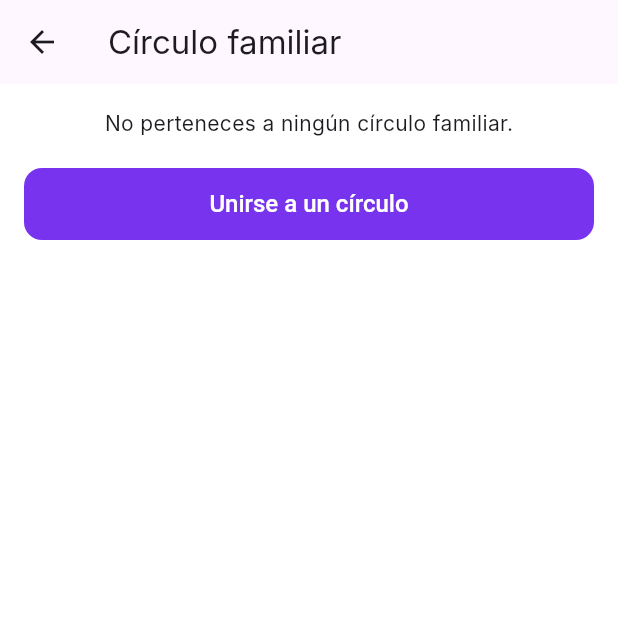
After one commit to LopakoCare/lopako-app, a Flutter app: the SettingsScreen screen opened directly, after a tap on "Círculos familiares", on a phone screen of 412 x 824 dp, the top half of it. The commit adds this screen. Run offline on Flutter 3.47's test engine with Material 3 defaults, Android fonts, the phone set to English and light mode, and no system bars; our stand-ins replace cloud_firestore, firebase_auth, firebase_core, font_awesome_flutter, google_sign_in; accounts and stored records are empty; generated files the repository leaves out were written again; Roboto replaces fonts that are missing (Inter).

Commit message:
Family circle setting on profile settings
Ahora se puede gestionar el grupo familiar desde los ajustes de usuario

```diff
--- /dev/null
+++ b/lib/features/settings/screens/family_circle_settings_screen.dart
@@ -0,0 +1,183 @@
+import 'package:cloud_firestore/cloud_firestore.dart';
+import 'package:firebase_auth/firebase_auth.dart';
+import 'package:flutter/material.dart';
+
+class FamilyCircleSettingsScreen extends StatefulWidget {
+  const FamilyCircleSettingsScreen({super.key});
+
+  @override
+  State<FamilyCircleSettingsScreen> createState() => _FamilyCircleSettingsScreenState();
+}
+
+class _FamilyCircleSettingsScreenState extends State<FamilyCircleSettingsScreen> {
+  final _firestore = FirebaseFirestore.instance;
+  final _auth = FirebaseAuth.instance;
+  final _codeController = TextEditingController();
+  bool _showJoinInput = false;
+  List<DocumentSnapshot> _userCircles = [];
+
+  @override
+  void initState() {
+    super.initState();
+    _loadUserCircles();
+  }
+
+  Future<void> _loadUserCircles() async {
+    final userRef = _firestore.collection('users').doc(_auth.currentUser!.uid);
+
+    final query = await _firestore
+        .collection('familiar_circle_routines')
+        .where('associated_users', arrayContains: userRef)
+        .get();
+
+    setState(() {
+      _userCircles = query.docs;
+    });
+  }
+
+  Future<void> _leaveCircle(String docId) async {
+    final userRef = _firestore.collection('users').doc(_auth.currentUser!.uid);
+
+    await _firestore.collection('familiar_circle_routines').doc(docId).update({
+      'associated_users': FieldValue.arrayRemove([userRef])
+    });
+
+    await _loadUserCircles(); // Refresh
+  }
+
+  Future<void> _joinCircle(String code) async {
+    final userRef = _firestore.collection('users').doc(_auth.currentUser!.uid);
+
+    final query = await _firestore
+        .collection('familiar_circle_routines')
+        .where('family_id', isEqualTo: code)
+        .limit(1)
+        .get();
+
+    if (query.docs.isEmpty) {
+      ScaffoldMessenger.of(context).showSnackBar(
+        const SnackBar(content: Text('Código no válido')),
+      );
+      return;
+    }
+
+    final doc = query.docs.first;
+
+    await _firestore.collection('familiar_circle_routines').doc(doc.id).update({
+      'associated_users': FieldValue.arrayUnion([userRef])
+    });
+
+    _codeController.clear();
+    setState(() => _showJoinInput = false);
+    await _loadUserCircles();
+  }
+
+  Future<List<Map<String, dynamic>>> _loadAssociatedUsers(List<dynamic> refs) async {
+    final results = <Map<String, dynamic>>[];
+
+    for (final ref in refs) {
+      if (ref is DocumentReference) {
+        final doc = await ref.get();
+        if (doc.exists) {
+          final data = doc.data() as Map<String, dynamic>;
+          results.add({
+            'name': data['name'] ?? '',
+            'email': data['email'] ?? '',
+            'bond': data['bond'] ?? '',
+          });
+        }
+      }
+    }
+
+    return results;
+  }
+
+
+  @override
+  Widget build(BuildContext context) {
+    return Scaffold(
+      appBar: AppBar(title: const Text('Círculo familiar')),
+      body: Padding(
+        padding: const EdgeInsets.all(16),
+        child: Column(
+          children: [
+            if (_userCircles.isNotEmpty)
+              Expanded(
+                child: ListView.builder(
+                  itemCount: _userCircles.length,
+                  itemBuilder: (context, index) {
+                    final data = _userCircles[index].data() as Map<String, dynamic>;
+                    return Card(
+                      child: ListTile(
+                        title: Text('Familia de ${data['patientName'] ?? 'Paciente'}'),
+                        subtitle: Column(
+                          crossAxisAlignment: CrossAxisAlignment.start,
+                          children: [
+                            Text('Código: ${data['family_id']}'),
+                            const SizedBox(height: 8),
+                            FutureBuilder<List<Map<String, dynamic>>>(
+                              future: _loadAssociatedUsers(data['associated_users']),
+                              builder: (context, snapshot) {
+                                if (!snapshot.hasData) return const Text('Cargando usuarios...');
+                                final users = snapshot.data!;
+                                return Column(
+                                  crossAxisAlignment: CrossAxisAlignment.start,
+                                  children: users.map((user) {
+                                    final name = user['name'];
+                                    final email = user['email'];
+                                    final bond = user['bond'];
+                                    return Text('👤 $name | $email | Rol: $bond');
+                                  }).toList(),
+                                );
+                              },
+                            ),
+                          ],
+                        ),
+                        trailing: TextButton(
+                          onPressed: () => _leaveCircle(_userCircles[index].id),
+                          child: const Text('Abandonar', style: TextStyle(color: Colors.red)),
+                        ),
+                      ),
+                    );
+                  },
+                ),
+              )
+            else ...[
+              const Text('No perteneces a ningún círculo familiar.'),
+              const SizedBox(height: 20),
+              if (_showJoinInput)
+                Column(
+                  children: [
+                    TextField(
+                      controller: _codeController,
+                      decoration: const InputDecoration(
+                        labelText: 'Código de 6 dígitos',
+                        border: OutlineInputBorder(),
+                      ),
+                      keyboardType: TextInputType.number,
+                    ),
+                    const SizedBox(height: 12),
+                    ElevatedButton(
+                      onPressed: () => _joinCircle(_codeController.text.trim()),
+                      child: const Text('Unirse'),
+                    ),
+                  ],
+                )
+              else
+                ElevatedButton(
+                  onPressed: () => setState(() => _showJoinInput = true),
+                  child: const Text('Unirse a un círculo'),
+                ),
+            ],
+          ],
+        ),
+      ),
+    );
+  }
+
+  @override
+  void dispose() {
+    _codeController.dispose();
+    super.dispose();
+  }
+}
--- a/lib/features/settings/screens/settings_screen.dart
+++ b/lib/features/settings/screens/settings_screen.dart
@@ -1,5 +1,6 @@
 import 'package:flutter/material.dart';
 import 'package:lopako_app_lis/core/constants/app_colors.dart';
+import 'package:lopako_app_lis/features/settings/screens/family_circle_settings_screen.dart';
 import 'package:lopako_app_lis/generated/l10n.dart';
 import 'package:provider/provider.dart';
 import '../../auth/controllers/auth_controller.dart';
@@ -40,6 +41,22 @@ class _SettingsScreenState extends State<SettingsScreen> {
                 },
               ),
             ),
+            Card(
+              child: ListTile(
+                leading: const Icon(Icons.group_outlined),
+                title: Text('Círculos familiares'),
+                trailing: const Icon(Icons.chevron_right),
+                onTap: () {
+                  Navigator.push(
+                    context,
+                    MaterialPageRoute(
+                      builder: (context) => const FamilyCircleSettingsScreen(),
+                    ),
+                  );
+                },
+              ),
+            ),
+
             const Spacer(),
             ElevatedButton(
               onPressed: authController.signOut,
--- a/lib/l10n/intl_en.arb
+++ b/lib/l10n/intl_en.arb
@@ -42,5 +42,6 @@
   "routinesUpdated": "Routines updated successfully",
   "familyCircle": "Family Circle",
   "joinFamilyCicle" : "Join a family circle",
-  "createFamilyCircle":  "Create a family circle"
+  "createFamilyCircle":  "Create a family circle",
+  "editFamilyCircle": "Family circles"
 }
--- a/lib/l10n/intl_es.arb
+++ b/lib/l10n/intl_es.arb
@@ -42,5 +42,6 @@
   "routinesUpdated": "Rutinas actualizadas exitosamente",
   "familyCircle": "Círculo Familiar",
   "joinFamilyCicle" : "Unirse a un círculo familiar",
-  "createFamilyCircle":  "Crear círculo familiar"
+  "createFamilyCircle":  "Crear círculo familiar",
+  "editFamilyCircle": "Círculos familiares"
 }
```
Also changed, not shown: pubspec.lock.
